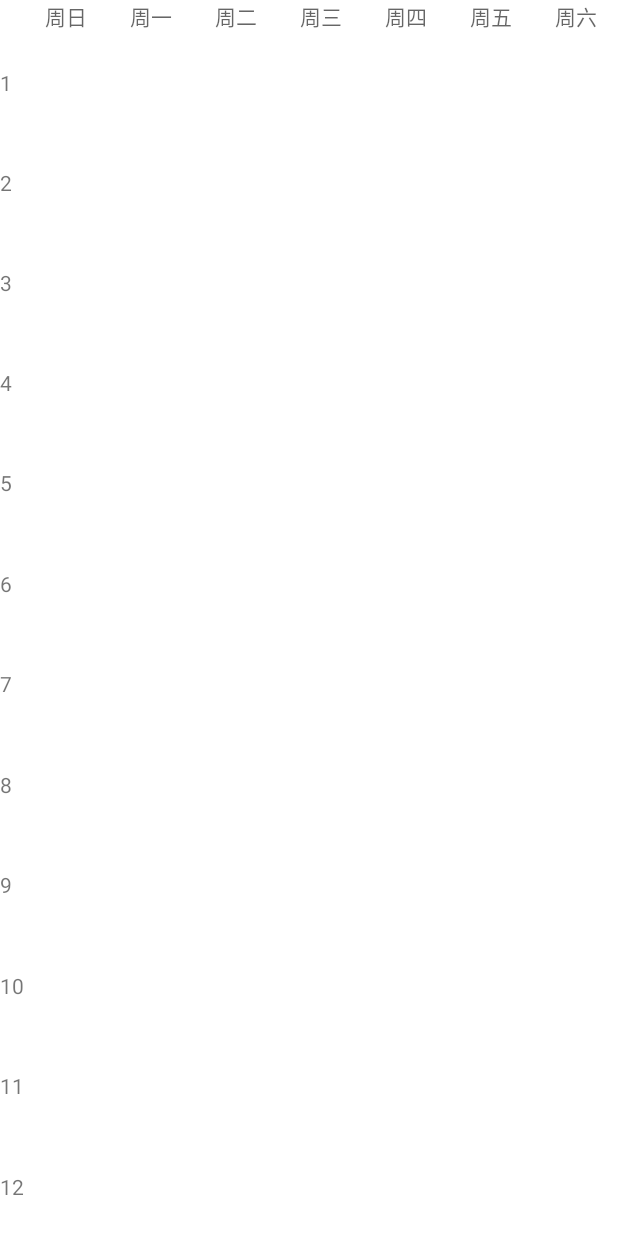
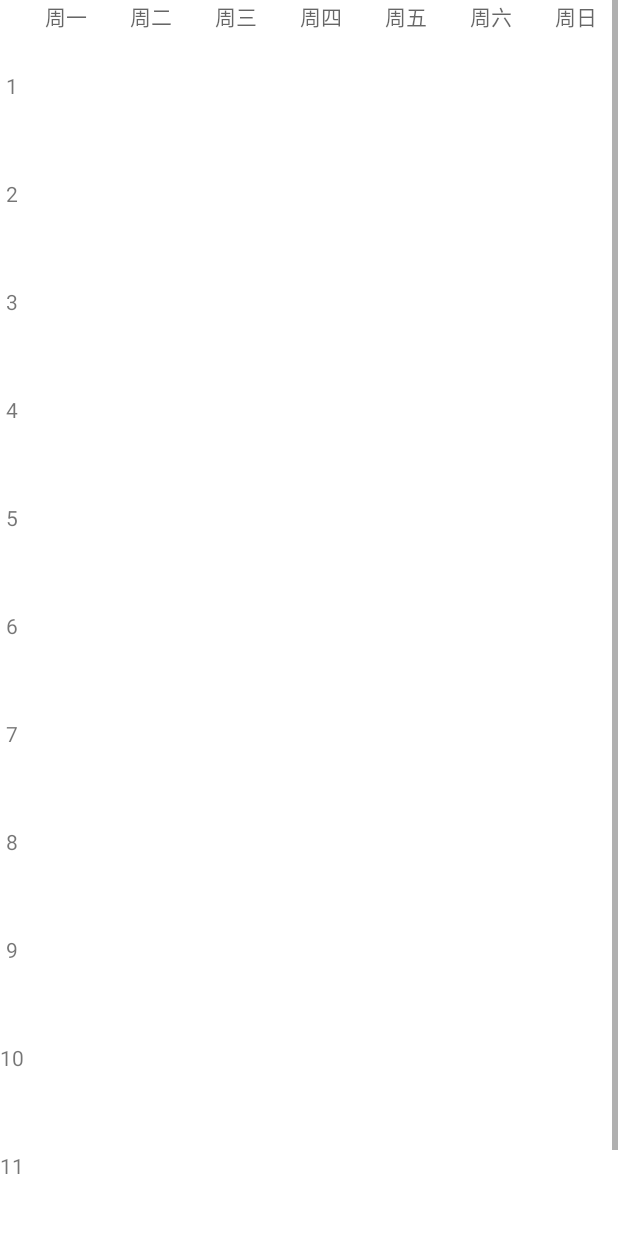
Before and after one commit to moesoha/schoolschedule, an Android app: the layout fragment_schedule.xml on its own in the app's theme, with its tools: preview values and no code run, on a phone screen of 412 x 824 dp. Run offline under Robolectric (Android 15) with nearby library versions, the phone set to English and light mode, and no system bars.

Commit message:
schedule view

```diff
--- a/app/src/main/java/dev/soha/course202001/schoolschedule/model/StartEnd.kt
+++ b/app/src/main/java/dev/soha/course202001/schoolschedule/model/StartEnd.kt
@@ -1,3 +1,6 @@
 package dev.soha.course202001.schoolschedule.model
 
-data class StartEnd(var start: Int, var end: Int)
+data class StartEnd(var start: Int, var end: Int) {
+	val span: Int
+		get() = (end - start) + 1
+}
--- a/app/src/main/res/layout/activity_main.xml
+++ b/app/src/main/res/layout/activity_main.xml
@@ -35,7 +35,7 @@
 		android:id="@+id/nav_host_fragment"
 		android:name="androidx.navigation.fragment.NavHostFragment"
 		android:layout_width="match_parent"
-		android:layout_height="match_parent"
+		android:layout_height="0dp"
 		app:defaultNavHost="true"
 		app:layout_constraintBottom_toTopOf="@id/nav_view"
 		app:layout_constraintLeft_toLeftOf="parent"
--- a/app/src/main/res/layout/fragment_schedule.xml
+++ b/app/src/main/res/layout/fragment_schedule.xml
@@ -1,70 +1,86 @@
 <?xml version="1.0" encoding="utf-8"?>
-<GridLayout
+<ScrollView
 	xmlns:android="http://schemas.android.com/apk/res/android"
 	xmlns:app="http://schemas.android.com/apk/res-auto"
 	xmlns:tools="http://schemas.android.com/tools"
+	android:layout_height="match_parent"
 	android:layout_width="match_parent"
-	android:layout_height="match_parent"
 	tools:context=".ui.schedule.ScheduleFragment"
+	>
+	<GridLayout
+		android:id="@+id/grid"
+		android:layout_width="match_parent"
+		android:layout_height="wrap_content"
 		android:columnCount="8"
 		android:rowCount="13"
 		>
+
 		<Space android:layout_row="0" android:layout_column="0" />
 
-	<TextView
-		android:text="@string/dow_sunday"
-		android:layout_columnWeight="1"
-		android:layout_row="0"
-		android:layout_height="wrap_content"
-		android:layout_gravity="center_horizontal"
-		android:textAppearance="@android:style/TextAppearance.Small"
-		/>
 		<TextView
 			android:text="@string/dow_monday"
 			android:layout_columnWeight="1"
 			android:layout_row="0"
+			android:layout_column="1"
+			android:layout_width="0dp"
 			android:layout_height="wrap_content"
-		android:layout_gravity="center_horizontal"
+			android:textAlignment="center"
 			android:textAppearance="@android:style/TextAppearance.Small"
 			/>
 		<TextView
 			android:text="@string/dow_tuesday"
 			android:layout_columnWeight="1"
 			android:layout_row="0"
+			android:layout_column="2"
+			android:layout_width="0dp"
 			android:layout_height="wrap_content"
-		android:layout_gravity="center_horizontal"
+			android:textAlignment="center"
 			android:textAppearance="@android:style/TextAppearance.Small"
 			/>
 		<TextView
 			android:text="@string/dow_wednesday"
 			android:layout_columnWeight="1"
 			android:layout_row="0"
+			android:layout_column="3"
+			android:layout_width="0dp"
 			android:layout_height="wrap_content"
-		android:layout_gravity="center_horizontal"
+			android:textAlignment="center"
 			android:textAppearance="@android:style/TextAppearance.Small"
 			/>
 		<TextView
 			android:text="@string/dow_thursday"
 			android:layout_columnWeight="1"
 			android:layout_row="0"
+			android:layout_width="0dp"
 			android:layout_height="wrap_content"
-		android:layout_gravity="center_horizontal"
+			android:textAlignment="center"
 			android:textAppearance="@android:style/TextAppearance.Small"
 			/>
 		<TextView
 			android:text="@string/dow_friday"
 			android:layout_columnWeight="1"
 			android:layout_row="0"
+			android:layout_width="0dp"
 			android:layout_height="wrap_content"
-		android:layout_gravity="center_horizontal"
+			android:textAlignment="center"
 			android:textAppearance="@android:style/TextAppearance.Small"
 			/>
 		<TextView
 			android:text="@string/dow_saturday"
 			android:layout_columnWeight="1"
 			android:layout_row="0"
+			android:layout_width="0dp"
 			android:layout_height="wrap_content"
-		android:layout_gravity="center_horizontal"
+			android:textAlignment="center"
+			android:textAppearance="@android:style/TextAppearance.Small"
+			/>
+		<TextView
+			android:text="@string/dow_sunday"
+			android:layout_columnWeight="1"
+			android:layout_row="0"
+			android:layout_width="0dp"
+			android:layout_height="wrap_content"
+			android:textAlignment="center"
 			android:textAppearance="@android:style/TextAppearance.Small"
 			/>
 
@@ -72,85 +88,109 @@
 			android:text="1"
 			android:layout_rowWeight="1"
 			android:layout_column="0"
-		android:layout_gravity="center_vertical"
+			android:layout_height="@dimen/schedule_session_height"
+			android:layout_gravity="center"
+			android:gravity="center"
 			tools:ignore="HardcodedText"
 			/>
 		<TextView
 			android:text="2"
 			android:layout_rowWeight="1"
 			android:layout_column="0"
-		android:layout_gravity="center_vertical"
+			android:layout_height="@dimen/schedule_session_height"
+			android:layout_gravity="center"
+			android:gravity="center"
 			tools:ignore="HardcodedText"
 			/>
 		<TextView
 			android:text="3"
 			android:layout_rowWeight="1"
 			android:layout_column="0"
-		android:layout_gravity="center_vertical"
+			android:layout_height="@dimen/schedule_session_height"
+			android:layout_gravity="center"
+			android:gravity="center"
 			tools:ignore="HardcodedText"
 			/>
 		<TextView
 			android:text="4"
 			android:layout_rowWeight="1"
 			android:layout_column="0"
-		android:layout_gravity="center_vertical"
+			android:layout_height="@dimen/schedule_session_height"
+			android:layout_gravity="center"
+			android:gravity="center"
 			tools:ignore="HardcodedText"
 			/>
 		<TextView
 			android:text="5"
 			android:layout_rowWeight="1"
 			android:layout_column="0"
-		android:layout_gravity="center_vertical"
+			android:layout_height="@dimen/schedule_session_height"
+			android:layout_gravity="center"
+			android:gravity="center"
 			tools:ignore="HardcodedText"
 			/>
 		<TextView
 			android:text="6"
 			android:layout_rowWeight="1"
 			android:layout_column="0"
-		android:layout_gravity="center_vertical"
+			android:layout_height="@dimen/schedule_session_height"
+			android:layout_gravity="center"
+			android:gravity="center"
 			tools:ignore="HardcodedText"
 			/>
 		<TextView
 			android:text="7"
 			android:layout_rowWeight="1"
 			android:layout_column="0"
-		android:layout_gravity="center_vertical"
+			android:layout_height="@dimen/schedule_session_height"
+			android:layout_gravity="center"
+			android:gravity="center"
 			tools:ignore="HardcodedText"
 			/>
 		<TextView
 			android:text="8"
 			android:layout_rowWeight="1"
 			android:layout_column="0"
-		android:layout_gravity="center_vertical"
+			android:layout_height="@dimen/schedule_session_height"
+			android:layout_gravity="center"
+			android:gravity="center"
 			tools:ignore="HardcodedText"
 			/>
 		<TextView
 			android:text="9"
 			android:layout_rowWeight="1"
 			android:layout_column="0"
-		android:layout_gravity="center_vertical"
+			android:layout_height="@dimen/schedule_session_height"
+			android:layout_gravity="center"
+			android:gravity="center"
 			tools:ignore="HardcodedText"
 			/>
 		<TextView
 			android:text="10"
 			android:layout_rowWeight="1"
 			android:layout_column="0"
-		android:layout_gravity="center_vertical"
+			android:layout_height="@dimen/schedule_session_height"
+			android:layout_gravity="center"
+			android:gravity="center"
 			tools:ignore="HardcodedText"
 			/>
 		<TextView
 			android:text="11"
 			android:layout_rowWeight="1"
 			android:layout_column="0"
-		android:layout_gravity="center_vertical"
+			android:layout_height="@dimen/schedule_session_height"
+			android:layout_gravity="center"
+			android:gravity="center"
 			tools:ignore="HardcodedText"
 			/>
 		<TextView
 			android:text="12"
 			android:layout_rowWeight="1"
 			android:layout_column="0"
-		android:layout_gravity="center_vertical"
+			android:layout_height="@dimen/schedule_session_height"
+			android:layout_gravity="center"
+			android:gravity="center"
 			tools:ignore="HardcodedText"
 			/>
-
 	</GridLayout>
+</ScrollView>
--- a/app/src/main/res/values/dimens.xml
+++ b/app/src/main/res/values/dimens.xml
@@ -10,4 +10,6 @@
 
 	<dimen name="lesson_show_card_item_vertical_margin">4dp</dimen>
 	<dimen name="lesson_show_card_item_inner_horizontal_margin">5dp</dimen>
+
+	<dimen name="schedule_session_height">72dp</dimen>
 </resources>
--- a/app/src/main/res/values/strings.xml
+++ b/app/src/main/res/values/strings.xml
@@ -68,4 +68,5 @@
 	<string name="lesson_time_week_formatted_1">每%1$s</string>
 	<string name="lesson_time_week_formatted">%1$s的%2$s</string>
 	<string name="week_repetition_1">每周</string>
+	<string name="week_n">第 %1$d 周</string>
 </resources>
```
Also changed, not shown: app/src/main/java/dev/soha/course202001/schoolschedule/ui/schedule/ScheduleFragment.kt (+56 -1 lines), app/src/main/java/dev/soha/course202001/schoolschedule/ui/schedule/ScheduleViewModel.kt (+18 -7 lines). Lines whose indentation alone changed are shown as unchanged.
